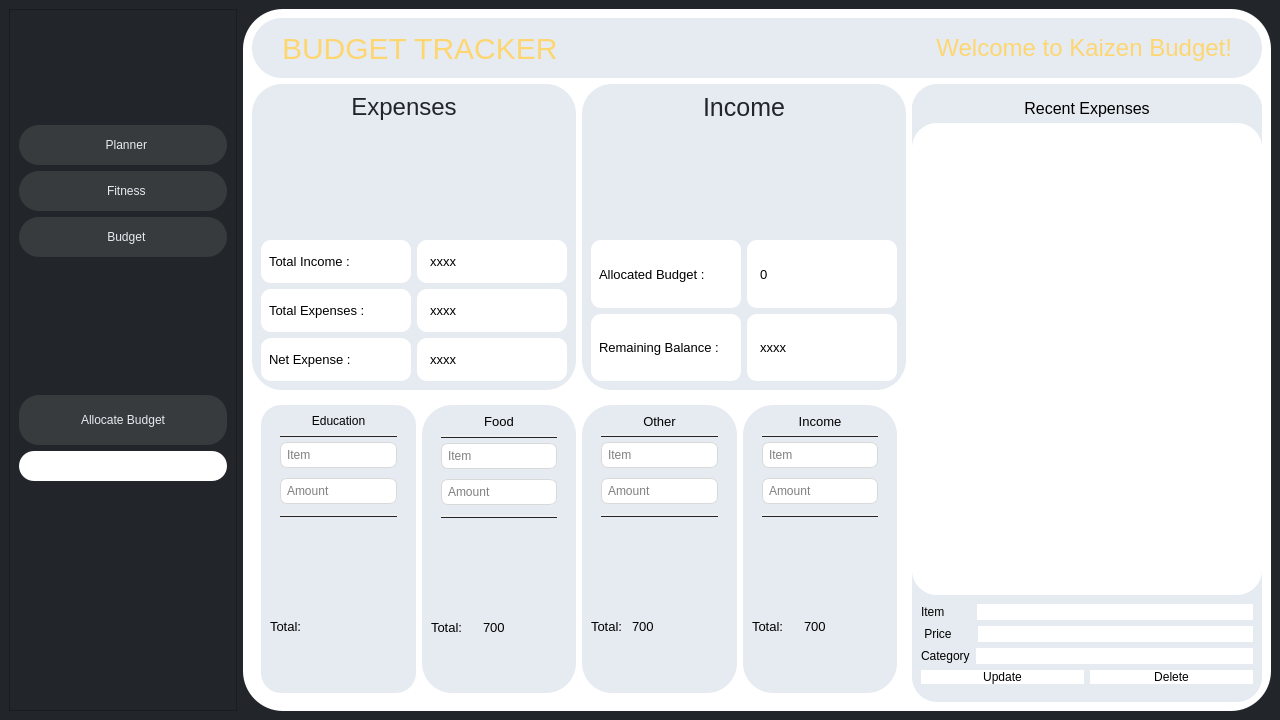
This is K/budget.ui in burr1to/kaizen as Qt 5 draws it before an edit. The edited form follows.
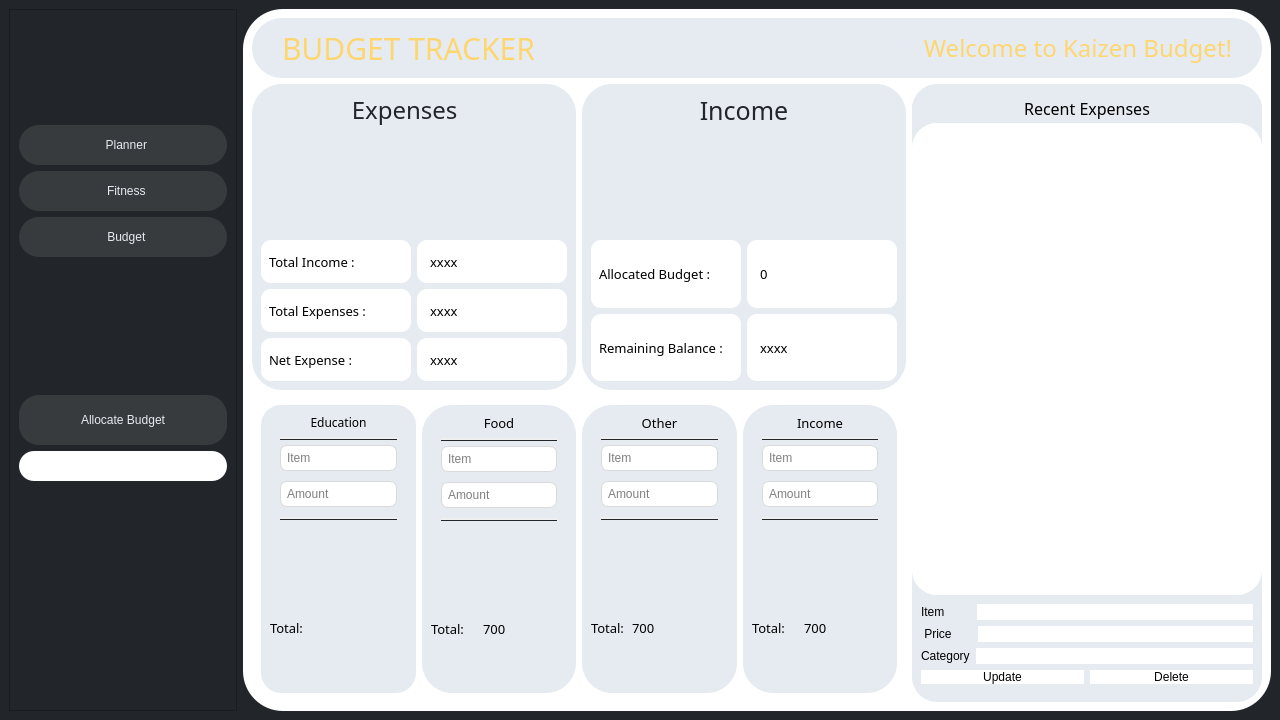
This is the edited form. Icons and pictures are not drawn.

Diff of the .ui file:
```diff
--- a/K/budget.ui
+++ b/K/budget.ui
@@ -300,6 +300,7 @@
            <widget class="QLabel" name="label">
             <property name="font">
              <font>
+              <family>FONTSPRING DEMO - Pontiac Black</family>
               <pointsize>-1</pointsize>
               <italic>false</italic>
               <bold>false</bold>
@@ -320,6 +321,7 @@
            <widget class="QLabel" name="hellotxt">
             <property name="font">
              <font>
+              <family>FONTSPRING DEMO - Pontiac Black</family>
               <pointsize>-1</pointsize>
               <italic>false</italic>
               <bold>false</bold>
@@ -367,6 +369,7 @@
                    <widget class="QLabel" name="label_7">
                     <property name="font">
                      <font>
+                      <family>Foco</family>
                       <pointsize>-1</pointsize>
                       <italic>false</italic>
                       <bold>false</bold>
@@ -397,6 +400,7 @@
                        <widget class="QLabel" name="label_18">
                         <property name="font">
                          <font>
+                          <family>Foco</family>
                           <pointsize>10</pointsize>
                           <italic>false</italic>
                           <bold>false</bold>
@@ -420,6 +424,7 @@
                        <widget class="QLabel" name="intotal">
                         <property name="font">
                          <font>
+                          <family>Foco</family>
                           <pointsize>10</pointsize>
                           <italic>false</italic>
                           <bold>false</bold>
@@ -449,6 +454,7 @@
                        <widget class="QLabel" name="label_17">
                         <property name="font">
                          <font>
+                          <family>Foco</family>
                           <pointsize>10</pointsize>
                           <italic>false</italic>
                           <bold>false</bold>
@@ -472,6 +478,7 @@
                        <widget class="QLabel" name="extotal">
                         <property name="font">
                          <font>
+                          <family>Foco</family>
                           <pointsize>10</pointsize>
                           <italic>false</italic>
                           <bold>false</bold>
@@ -501,6 +508,7 @@
                        <widget class="QLabel" name="label_19">
                         <property name="font">
                          <font>
+                          <family>Foco</family>
                           <pointsize>10</pointsize>
                           <italic>false</italic>
                           <bold>false</bold>
@@ -524,6 +532,7 @@
                        <widget class="QLabel" name="net">
                         <property name="font">
                          <font>
+                          <family>Foco</family>
                           <pointsize>10</pointsize>
                           <italic>false</italic>
                           <bold>false</bold>
@@ -574,6 +583,7 @@
                    <widget class="QLabel" name="label_10">
                     <property name="font">
                      <font>
+                      <family>Foco</family>
                       <pointsize>-1</pointsize>
                       <italic>false</italic>
                       <bold>false</bold>
@@ -611,6 +621,7 @@
                        <widget class="QLabel" name="label_22">
                         <property name="font">
                          <font>
+                          <family>Foco</family>
                           <pointsize>10</pointsize>
                           <italic>false</italic>
                           <bold>false</bold>
@@ -634,6 +645,7 @@
                        <widget class="QLabel" name="allbudget">
                         <property name="font">
                          <font>
+                          <family>Foco</family>
                           <pointsize>10</pointsize>
                           <italic>false</italic>
                           <bold>false</bold>
@@ -663,6 +675,7 @@
                        <widget class="QLabel" name="label_23">
                         <property name="font">
                          <font>
+                          <family>Foco</family>
                           <pointsize>10</pointsize>
                           <italic>false</italic>
                           <bold>false</bold>
@@ -686,6 +699,7 @@
                        <widget class="QLabel" name="rem">
                         <property name="font">
                          <font>
+                          <family>Foco</family>
                           <pointsize>10</pointsize>
                           <italic>false</italic>
                           <bold>false</bold>
@@ -763,6 +777,7 @@
                         <widget class="QPushButton" name="pushButton_6">
                          <property name="font">
                           <font>
+                           <family>Foco</family>
                            <pointsize>-1</pointsize>
                            <italic>false</italic>
                            <bold>false</bold>
@@ -944,6 +959,7 @@
                     <widget class="QLabel" name="label_11">
                      <property name="font">
                       <font>
+                       <family>Foco</family>
                        <pointsize>10</pointsize>
                        <italic>false</italic>
                        <bold>false</bold>
@@ -958,6 +974,7 @@
                     <widget class="QLabel" name="edutot">
                      <property name="font">
                       <font>
+                       <family>Foco</family>
                        <pointsize>10</pointsize>
                        <italic>false</italic>
                        <bold>false</bold>
@@ -1004,6 +1021,7 @@
                       <widget class="QPushButton" name="pushButton_7">
                        <property name="font">
                         <font>
+                         <family>Foco</family>
                          <pointsize>10</pointsize>
                          <italic>false</italic>
                          <bold>false</bold>
@@ -1181,6 +1199,7 @@
                     <widget class="QLabel" name="label_13">
                      <property name="font">
                       <font>
+                       <family>Foco</family>
                        <pointsize>10</pointsize>
                        <italic>false</italic>
                        <bold>false</bold>
@@ -1195,6 +1214,7 @@
                     <widget class="QLabel" name="foodtot">
                      <property name="font">
                       <font>
+                       <family>Foco</family>
                        <pointsize>10</pointsize>
                        <italic>false</italic>
                        <bold>false</bold>
@@ -1246,6 +1266,7 @@
                         <widget class="QPushButton" name="pushButton_12">
                          <property name="font">
                           <font>
+                           <family>Foco</family>
                            <pointsize>10</pointsize>
                            <italic>false</italic>
                            <bold>false</bold>
@@ -1425,6 +1446,7 @@
                     <widget class="QLabel" name="label_16">
                      <property name="font">
                       <font>
+                       <family>Foco</family>
                        <pointsize>10</pointsize>
                        <italic>false</italic>
                        <bold>false</bold>
@@ -1439,6 +1461,7 @@
                     <widget class="QLabel" name="othertot">
                      <property name="font">
                       <font>
+                       <family>Foco</family>
                        <pointsize>10</pointsize>
                        <italic>false</italic>
                        <bold>false</bold>
@@ -1490,6 +1513,7 @@
                         <widget class="QPushButton" name="pushButton_14">
                          <property name="font">
                           <font>
+                           <family>Foco</family>
                            <pointsize>10</pointsize>
                            <italic>false</italic>
                            <bold>false</bold>
@@ -1670,6 +1694,7 @@
                     <widget class="QLabel" name="label_12">
                      <property name="font">
                       <font>
+                       <family>Foco</family>
                        <pointsize>10</pointsize>
                        <italic>false</italic>
                        <bold>false</bold>
@@ -1684,6 +1709,7 @@
                     <widget class="QLabel" name="intot">
                      <property name="font">
                       <font>
+                       <family>Foco</family>
                        <pointsize>10</pointsize>
                        <italic>false</italic>
                        <bold>false</bold>
@@ -1752,6 +1778,7 @@
               </property>
               <property name="font">
                <font>
+                <family>Foco</family>
                 <pointsize>-1</pointsize>
                 <italic>false</italic>
                 <bold>false</bold>
```
